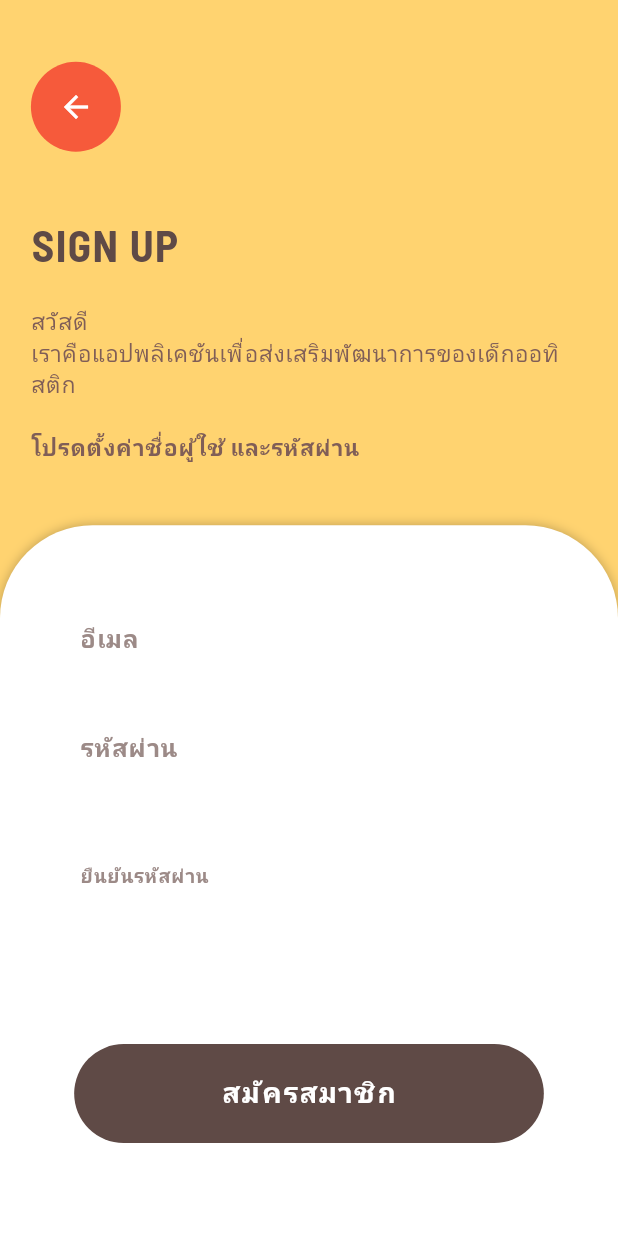
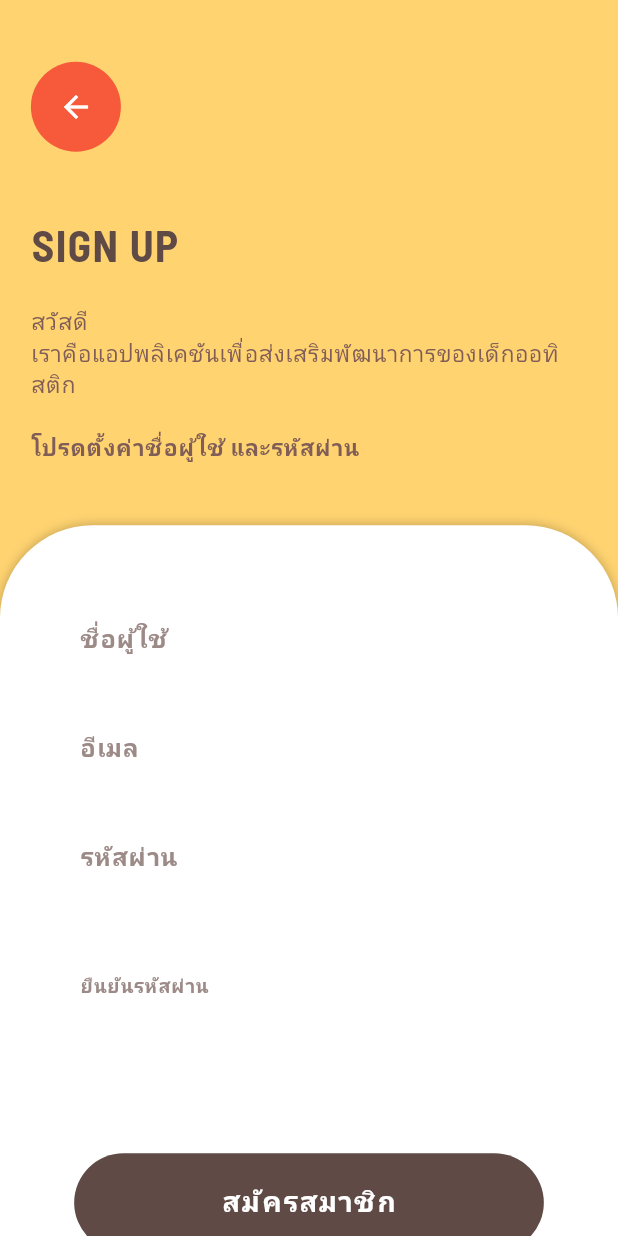
Before and after one commit to Aing2007/NON-AUTOS-MINE_V.2.0, a Flutter app: the screen it shows after launch, after a tap on "SIGN UP", on a phone screen of 412 x 824 dp. Run offline on Flutter 3.47's test engine with Material 3 defaults, Android fonts, the phone set to English and light mode, and no system bars; our stand-ins replace email_validator, firebase_auth, firebase_core, firebase_database, google_fonts; missing offline and left inert: flame, flame_audio; accounts and stored records are empty; network calls fail.

Commit message:
edit signin system

```diff
--- a/lib/screens/Login+signup/signin_screen.dart
+++ b/lib/screens/Login+signup/signin_screen.dart
@@ -1,10 +1,10 @@
 import 'package:flutter/material.dart';
 import 'package:google_fonts/google_fonts.dart';
 import '../../widgets/backwordbutton-loginpage.dart';
-import '../../widgets/SocialLoginButton.dart';
 import '/utils/colors.dart';
 import '../Test/ATEC_screen.dart';
-import '../../functionDatabase/auth_service.dart'; // ✅ เพิ่ม import
+import '../../functionDatabase/auth_service.dart'; // ✅ import AuthService
+import 'package:email_validator/email_validator.dart';
 
 class SignInScreen extends StatelessWidget {
   const SignInScreen({super.key});
@@ -21,9 +21,11 @@ class SignInScreen extends StatelessWidget {
     final double buttonFontSize = size.width * 0.045;
     final double buttonHeight = size.height * 0.08;
     final double cardTopRadius = size.width * 0.15;
-    final TextEditingController _usernameController = TextEditingController();
+
+    final TextEditingController _emailController = TextEditingController();
     final TextEditingController _passwordController = TextEditingController();
     final TextEditingController _confirmPasswordController = TextEditingController();
+    final TextEditingController _nameController = TextEditingController(); // ✅ เพิ่ม controller สำหรับชื่อ
 
     final AuthService _authService = AuthService(); // ✅ สร้าง instance
 
@@ -32,7 +34,7 @@ class SignInScreen extends StatelessWidget {
       body: SafeArea(
         child: Column(
           children: [
-            // Top Section with Back Button and Title
+            // Top Section
             Padding(
               padding: EdgeInsets.symmetric(
                 horizontal: horizontalPadding,
@@ -44,7 +46,6 @@ class SignInScreen extends StatelessWidget {
                   const BackButtonWidget(top: 16, left: 10),
                   SizedBox(height: verticalPadding * 2),
 
-                  // Title
                   Text(
                     'SIGN UP',
                     style: GoogleFonts.barlowSemiCondensed(
@@ -56,7 +57,6 @@ class SignInScreen extends StatelessWidget {
                   ),
                   SizedBox(height: verticalPadding),
 
-                  // Subtitle
                   Text(
                     'สวัสดี\nเราคือแอปพลิเคชันเพื่อส่งเสริมพัฒนาการของเด็กออทิสติก\n',
                     style: GoogleFonts.barlowSemiCondensed(
@@ -108,9 +108,37 @@ class SignInScreen extends StatelessWidget {
                   ),
                   child: Column(
                     children: [
-                      // Username
+                      // Name
                       TextField(
-                        controller: _usernameController,
+                        controller: _nameController,
+                        style: GoogleFonts.barlowSemiCondensed(
+                          fontSize: inputFontSize,
+                          fontWeight: FontWeight.w600,
+                          color: AppColors.brownTertiary,
+                        ),
+                        decoration: InputDecoration(
+                          hintText: 'ชื่อผู้ใช้',
+                          hintStyle: GoogleFonts.barlowSemiCondensed(
+                            fontSize: inputFontSize + 2,
+                            fontWeight: FontWeight.w600,
+                            color: AppColors.brownTertiary,
+                          ),
+                          filled: true,
+                          fillColor: AppColors.cream,
+                          border: OutlineInputBorder(
+                            borderRadius: BorderRadius.circular(100),
+                            borderSide: BorderSide.none,
+                          ),
+                          contentPadding: EdgeInsets.symmetric(
+                            horizontal: horizontalPadding * 0.8,
+                          ),
+                        ),
+                      ),
+                      SizedBox(height: verticalPadding * 1.2),
+
+                      // Email
+                      TextField(
+                        controller: _emailController,
                         style: GoogleFonts.barlowSemiCondensed(
                           fontSize: inputFontSize,
                           fontWeight: FontWeight.w600,
@@ -172,7 +200,7 @@ class SignInScreen extends StatelessWidget {
                         style: GoogleFonts.barlowSemiCondensed(
                           fontSize: inputFontSize,
                           fontWeight: FontWeight.w600,
-                          color: const Color.fromARGB(255, 138, 114, 109),
+                          color: AppColors.brownTertiary,
                         ),
                         decoration: InputDecoration(
                           hintText: 'ยืนยันรหัสผ่าน',
@@ -205,23 +233,34 @@ class SignInScreen extends StatelessWidget {
                           height: buttonHeight,
                           child: ElevatedButton(
                             onPressed: () async {
-                              final email = _usernameController.text.trim();
+  final email = _emailController.text.trim();
   final password = _passwordController.text.trim();
   final confirmPassword = _confirmPasswordController.text.trim();
+  final username = _nameController.text.trim();
 
   // Validation
-                              if (email.isEmpty || password.isEmpty || confirmPassword.isEmpty) {
+  if (email.isEmpty || password.isEmpty || confirmPassword.isEmpty || username.isEmpty) {
     ScaffoldMessenger.of(context).showSnackBar(
       const SnackBar(content: Text('กรุณากรอกข้อมูลให้ครบถ้วน')),
     );
     return;
   }
+
+  // ตรวจสอบ email ด้วย email_validator
+  if (!EmailValidator.validate(email)) {
+    ScaffoldMessenger.of(context).showSnackBar(
+      const SnackBar(content: Text('กรุณากรอกอีเมลให้ถูกต้อง')),
+    );
+    return;
+  }
+
   if (password != confirmPassword) {
     ScaffoldMessenger.of(context).showSnackBar(
       const SnackBar(content: Text('รหัสผ่านไม่ตรงกัน')),
     );
     return;
   }
+
   if (password.length < 6) {
     ScaffoldMessenger.of(context).showSnackBar(
       const SnackBar(content: Text('รหัสผ่านต้องมีอย่างน้อย 6 ตัวอักษร')),
@@ -229,26 +268,23 @@ class SignInScreen extends StatelessWidget {
     return;
   }
 
-                              // Register with Firebase Auth
-                              final user = await _authService.register(email, password);
+  final user = await _authService.register(email: email, password: password, name: username);
+
   if (user != null) {
-                                // สมัครสำเร็จ
     ScaffoldMessenger.of(context).showSnackBar(
       const SnackBar(content: Text('สมัครสมาชิกสำเร็จ')),
     );
     Navigator.pushReplacement(
       context,
-                                  MaterialPageRoute(
-                                    builder: (context) => const ATECHomePage(),
-                                  ),
+      MaterialPageRoute(builder: (context) => const ATECHomePage()),
     );
   } else {
-                                // สมัครไม่สำเร็จ
     ScaffoldMessenger.of(context).showSnackBar(
       const SnackBar(content: Text('สมัครสมาชิกไม่สำเร็จ')),
     );
   }
 },
+
                             style: ElevatedButton.styleFrom(
                               backgroundColor: AppColors.brownPrimary,
                               shape: RoundedRectangleBorder(
@@ -269,11 +305,6 @@ class SignInScreen extends StatelessWidget {
                         ),
                       ),
                       SizedBox(height: verticalPadding * 1.8),
-
-                      // Divider
-                      SizedBox(height: verticalPadding * 1.3),
-
-                      // Social Login (add your widget here if needed)
                     ],
                   ),
                 ),
@@ -285,3 +316,8 @@ class SignInScreen extends StatelessWidget {
     );
   }
 }
+// เพิ่มฟังก์ชันตรวจสอบอีเมล
+bool isValidEmail(String email) {
+  final emailRegex = RegExp(r'^[^@]+@[^@]+\.[^@]+$');
+  return emailRegex.hasMatch(email);
+}
--- a/pubspec.yaml
+++ b/pubspec.yaml
@@ -41,6 +41,7 @@ dependencies:
   firebase_core: ^4.0.0
   firebase_auth: ^6.0.1
   firebase_database: ^12.0.0
+  email_validator: ^3.0.0
 fl_chart: ^0.68.0
 dev_dependencies:
   flutter_test:
```
Also changed, not shown: lib/functionDatabase/auth_service.dart (+45 -14 lines), lib/functionDatabase/database_service.dart (+25 -3 lines), pubspec.lock. Lines whose indentation alone changed are shown as unchanged.
